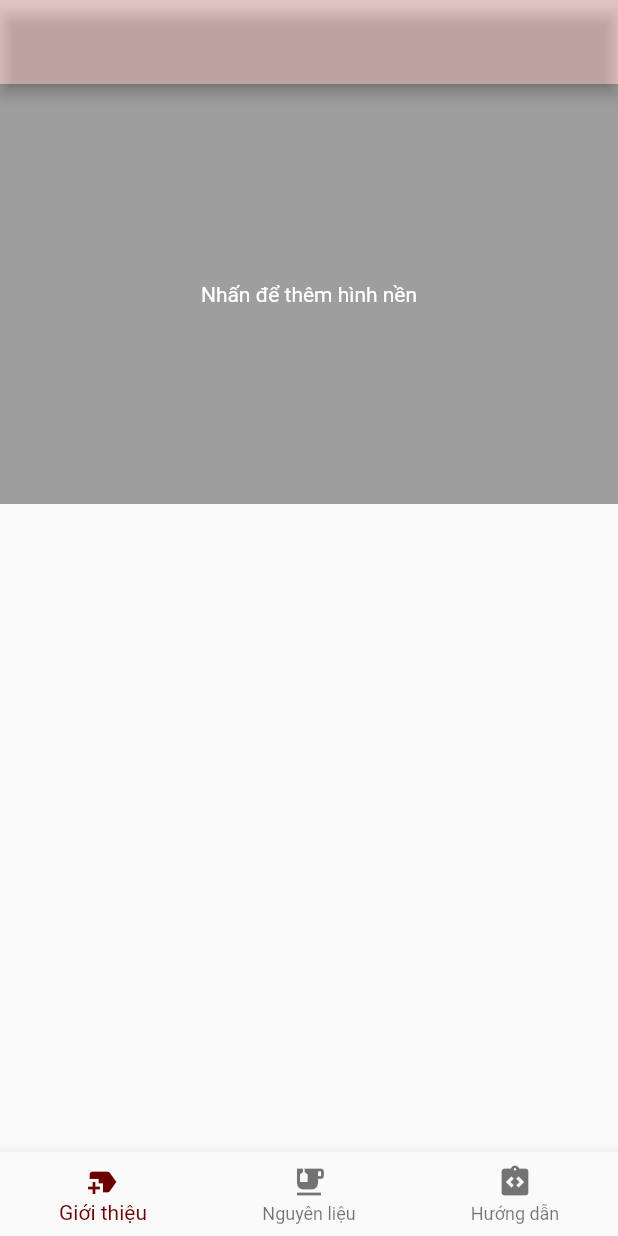
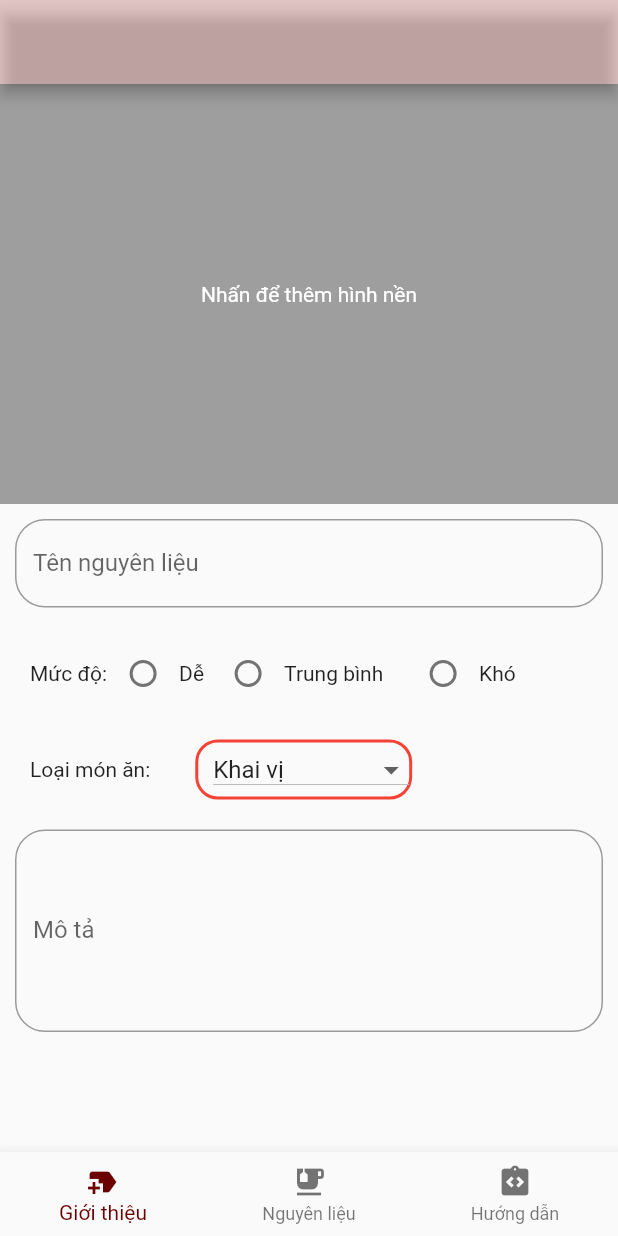
Before and after one commit to PantheraXpoint/Recipe-Forum-App, a Flutter app: the screen it shows after launch, on a phone screen of 412 x 824 dp. Run offline on Flutter 3.47's test engine with Material 2 defaults, Android fonts, the phone set to English and light mode, and no system bars; our stand-ins replace image_picker, smooth_star_rating; accounts and stored records are empty.

Commit message:
finish UI post recipe

```diff
--- a/flutter_application_1/lib/screens/post_recipe_screen.dart
+++ b/flutter_application_1/lib/screens/post_recipe_screen.dart
@@ -76,6 +76,32 @@ class Introduction extends StatefulWidget {
 
 class _IntroductionState extends State<Introduction> {
   File _image;
+  String level = "";
+  String defaultFT = "Khai vị";
+  List<String> foodtype = [
+    "Khai vị",
+    "Tráng miệng",
+    "Món Chay",
+    "Món chính",
+    "Ăn sáng",
+    "Nhanh và dễ",
+    "Thức uống",
+    "Bánh",
+    "Món ăn cho trẻ",
+    "Món nhậu"
+  ];
+  void lv(String value) {
+    setState(() {
+      level = value;
+    });
+  }
+
+  void getFoodType(String value) {
+    setState(() {
+      defaultFT = value;
+    });
+  }
+
   Future _imgFromCamera() async {
     File image = await ImagePicker.pickImage(
         source: ImageSource.camera, imageQuality: 50);
@@ -126,7 +152,9 @@ class _IntroductionState extends State<Introduction> {
 
   @override
   Widget build(BuildContext context) {
-    return Column(
+    return Scaffold(
+      resizeToAvoidBottomInset: false,
+      body: Column(
         children: [
           SizedBox(
             width: double.infinity,
@@ -149,8 +177,115 @@ class _IntroductionState extends State<Introduction> {
                         )
                       : null),
             ),
-        )
+          ),
+          Container(
+              padding: EdgeInsets.all(10),
+              child: Column(
+                children: [
+                  TextField(
+                    decoration: InputDecoration(
+                        hintText: "Thịt bò xào",
+                        labelText: "Tên nguyên liệu",
+                        border: OutlineInputBorder(
+                            borderRadius: BorderRadius.circular(20.0))),
+                  ),
+                  Padding(padding: EdgeInsets.only(top: 20)),
+                  Row(
+                    children: [
+                      Padding(
+                          padding: EdgeInsets.only(left: 10),
+                          child: Text("Mức độ:")),
+                      SizedBox(
+                        width: 70,
+                        child: Row(
+                          children: [
+                            Radio(
+                                value: "Dễ",
+                                groupValue: level,
+                                activeColor: Colors.red,
+                                onChanged: (value) {
+                                  lv(value);
+                                }),
+                            Text("Dễ")
                           ],
+                        ),
+                      ),
+                      SizedBox(
+                        width: 130,
+                        child: Row(
+                          children: [
+                            Radio(
+                                value: "Trung bình",
+                                groupValue: level,
+                                activeColor: Colors.red,
+                                onChanged: (value) {
+                                  lv(value);
+                                }),
+                            Text("Trung bình")
+                          ],
+                        ),
+                      ),
+                      SizedBox(
+                        width: 100,
+                        child: Row(
+                          children: [
+                            Radio(
+                                value: "Khó",
+                                groupValue: level,
+                                activeColor: Colors.red,
+                                onChanged: (value) {
+                                  lv(value);
+                                }),
+                            Text("Khó")
+                          ],
+                        ),
+                      ),
+                    ],
+                  ),
+                  Padding(padding: EdgeInsets.only(top: 20)),
+                  Row(
+                    children: [
+                      Padding(
+                          padding: EdgeInsets.only(left: 10),
+                          child: Text("Loại món ăn:")),
+                      SizedBox(
+                        width: 30,
+                      ),
+                      Container(
+                        padding: EdgeInsets.only(left: 10),
+                        height: 40,
+                        decoration: BoxDecoration(
+                            border: Border.all(color: Colors.red, width: 2),
+                            borderRadius: BorderRadius.circular(15)),
+                        child: DropdownButton(
+                            onChanged: (value) {
+                              getFoodType(value);
+                            },
+                            iconDisabledColor: Colors.pink,
+                            value: defaultFT,
+                            items: foodtype.map((value) {
+                              return DropdownMenuItem(
+                                value: value,
+                                child: Text(value),
+                              );
+                            }).toList()),
+                      ),
+                    ],
+                  ),
+                  Padding(padding: EdgeInsets.only(top: 20)),
+                  TextField(
+                    maxLines: 5,
+                    decoration: InputDecoration(
+                        focusColor: Colors.red,
+                        hintText: "Món ăn đậm chất truyền thống,.....",
+                        labelText: "Mô tả",
+                        border: OutlineInputBorder(
+                            borderRadius: BorderRadius.circular(20.0))),
+                  ),
+                ],
+              ))
+        ],
+      ),
     );
   }
 }
```
Lines whose indentation alone changed are shown as unchanged.
